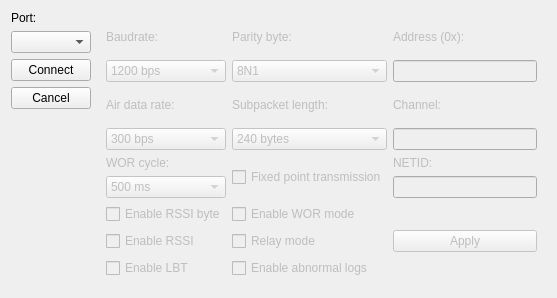
Carlos4621/RobotHUD, file ui/EasyLoRa_Widget.ui: the form before one commit.
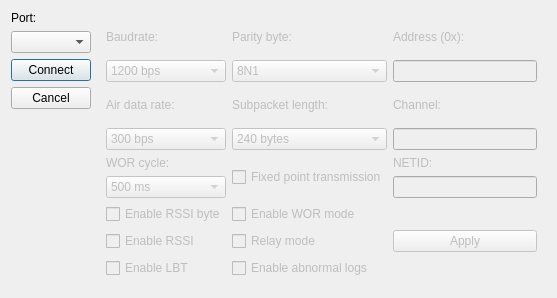
The form after the commit. Icons and pictures are not drawn.

Commit message: Submódulo EasyUDP añadido, este tiene la función parecida a su homóloga, pero enfocada a comunicación UDP. EasyLoRa_Widget ahora es un QDialog. EasyLoRa_Widget se cierra al presionar cancel Constructor de LoRaTransmisor ahora es explicit. implementación de testing de comunicación UDP añadida a RobotHUD. Nuevo widget EasyUDP_Widget para la configuración de un EasyUDP.

What changed in the file:
```diff
--- a/ui/EasyLoRa_Widget.ui
+++ b/ui/EasyLoRa_Widget.ui
@@ -1,7 +1,7 @@
 <?xml version="1.0" encoding="UTF-8"?>
 <ui version="4.0">
  <class>EasyLoRa_Widget</class>
- <widget class="QWidget" name="EasyLoRa_Widget">
+ <widget class="QDialog" name="EasyLoRa_Widget">
   <property name="windowModality">
    <enum>Qt::WindowModality::ApplicationModal</enum>
   </property>
@@ -16,6 +16,12 @@
     <height>298</height>
    </rect>
   </property>
+  <property name="maximumSize">
+   <size>
+    <width>557</width>
+    <height>298</height>
+   </size>
+  </property>
   <property name="windowTitle">
    <string>EasyLoRa Widget</string>
   </property>
```
Left out of the diff: 2 changed lines with no effect on the pictures. The commit also changes 16 other files.
